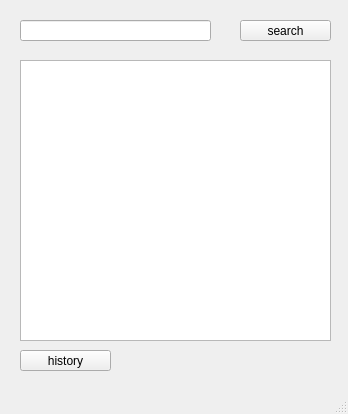
Qt form together/teacher_payrate.ui (SDSMT-CSC464-F15/dancesoft) before a commit.
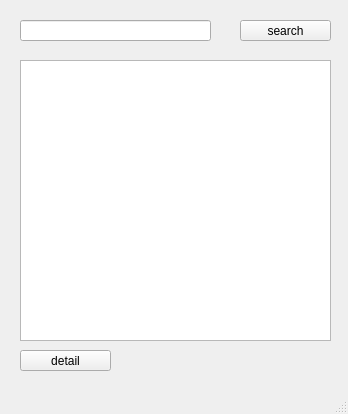
The same form after that commit.

```diff
--- a/together/teacher_payrate.ui
+++ b/together/teacher_payrate.ui
@@ -57,7 +57,7 @@
      </rect>
     </property>
     <property name="text">
-     <string>history</string>
+     <string>detail</string>
     </property>
    </widget>
   </widget>
```
